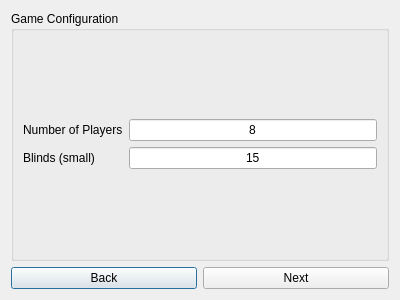
lmnp/TexasHoldemManager, file pregameonedialog.ui: the form before one commit.
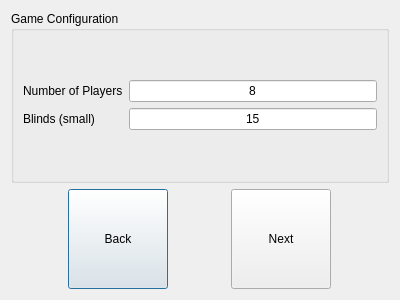
The form after the commit.

Commit message: Changed a few button options. Could have been put off

Diff of the .ui file:
```diff
--- a/pregameonedialog.ui
+++ b/pregameonedialog.ui
@@ -73,6 +73,15 @@
     <layout class="QGridLayout" name="gridLayout_4">
      <item row="0" column="0">
       <widget class="QPushButton" name="pb_back">
+       <property name="maximumSize">
+        <size>
+         <width>100</width>
+         <height>100</height>
+        </size>
+       </property>
+       <property name="layoutDirection">
+        <enum>Qt::LeftToRight</enum>
+       </property>
        <property name="text">
         <string>Back</string>
        </property>
@@ -80,6 +89,15 @@
      </item>
      <item row="0" column="1">
       <widget class="QPushButton" name="pb_next">
+       <property name="maximumSize">
+        <size>
+         <width>100</width>
+         <height>100</height>
+        </size>
+       </property>
+       <property name="layoutDirection">
+        <enum>Qt::RightToLeft</enum>
+       </property>
        <property name="text">
         <string>Next</string>
        </property>
```
The commit also changes 3 other files.
